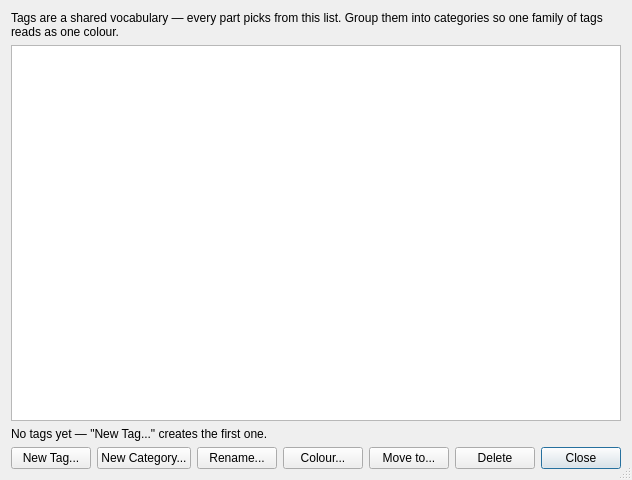
Above: examples/PartManagerApp/src/ui/PartManager_ManageTagsDialog.ui from KROIA/PartManager before the change. Below: the same form after it.
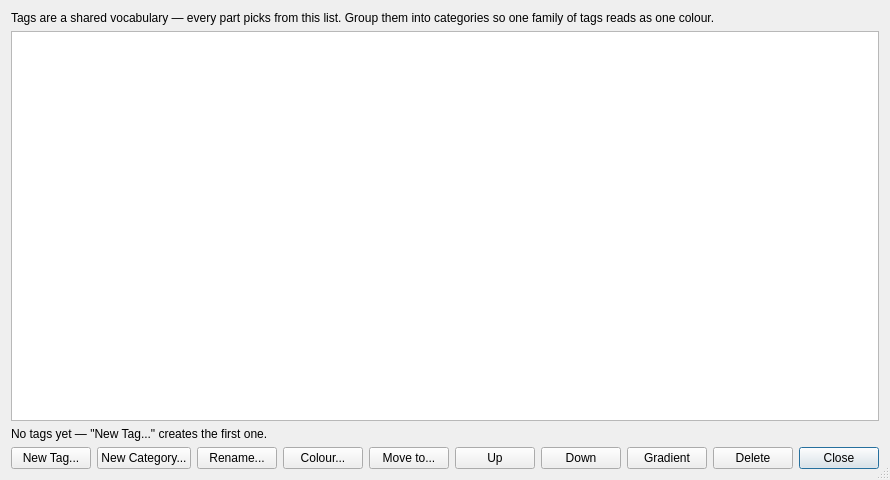
That is the form after the change.

Diff of the .ui file:
```diff
--- a/examples/PartManagerApp/src/ui/PartManager_ManageTagsDialog.ui
+++ b/examples/PartManagerApp/src/ui/PartManager_ManageTagsDialog.ui
@@ -95,6 +95,36 @@
        </property>
       </widget>
      </item>
+     <item>
+      <widget class="QPushButton" name="moveUpButton">
+       <property name="text">
+        <string>Up</string>
+       </property>
+       <property name="toolTip">
+        <string>Moves the tag up inside its category. The order decides where the gradient puts it.</string>
+       </property>
+      </widget>
+     </item>
+     <item>
+      <widget class="QPushButton" name="moveDownButton">
+       <property name="text">
+        <string>Down</string>
+       </property>
+       <property name="toolTip">
+        <string>Moves the tag down inside its category. The order decides where the gradient puts it.</string>
+       </property>
+      </widget>
+     </item>
+     <item>
+      <widget class="QPushButton" name="gradientButton">
+       <property name="text">
+        <string>Gradient</string>
+       </property>
+       <property name="toolTip">
+        <string>Spreads the colours of this category's tags evenly between the first tag's colour and the last one's. Colour those two by hand first, then reorder the rest into the ramp you want.</string>
+       </property>
+      </widget>
+     </item>
      <item>
       <widget class="QPushButton" name="deleteButton">
        <property name="text">
```
